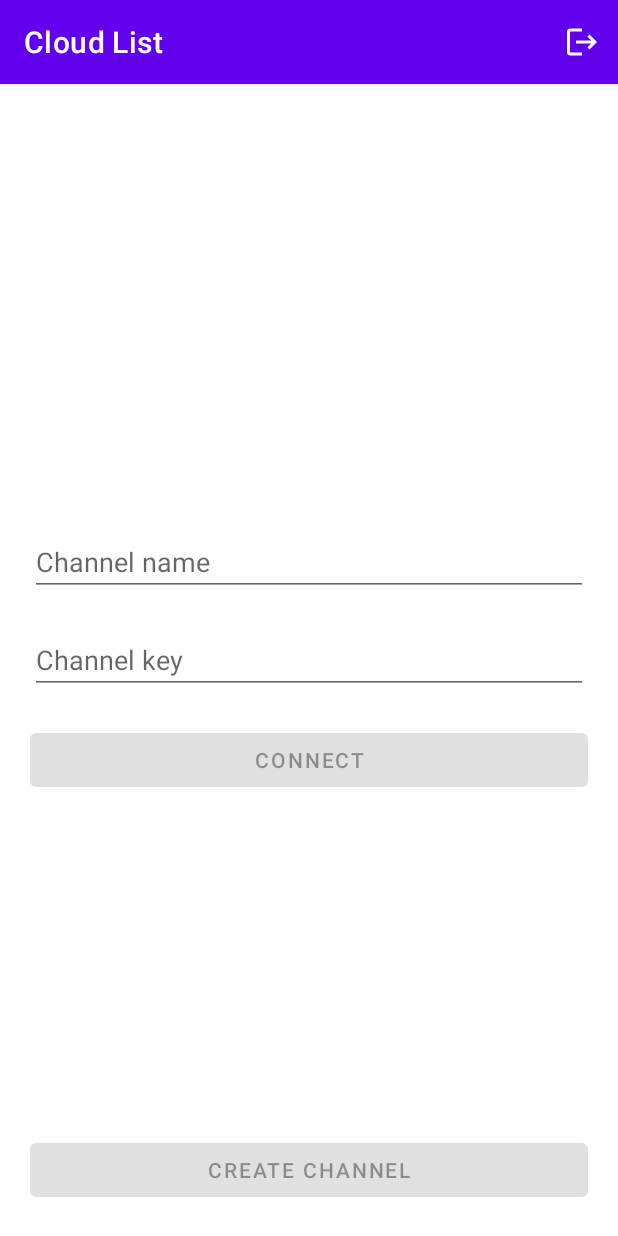
After one commit to morj12/cloud-list, an Android app: the fragment ChannelFragment placed in its activity, on a phone screen of 412 x 824 dp. The commit adds this screen. Run offline under Robolectric (Android 15) with nearby library versions, the phone set to English and light mode, and no system bars; our stand-ins replace Firebase (no records; nobody signed in at launch, a user with empty details on screens opened directly).

Commit message:
Create channel system

```diff
--- a/app/src/main/AndroidManifest.xml
+++ b/app/src/main/AndroidManifest.xml
@@ -1,6 +1,8 @@
 <?xml version="1.0" encoding="utf-8"?>
 <manifest xmlns:android="http://schemas.android.com/apk/res/android"
     xmlns:tools="http://schemas.android.com/tools">
+
+    <uses-permission android:name="android.permission.INTERNET" />
 
     <application
         android:allowBackup="true"
@@ -14,8 +16,9 @@
         tools:targetApi="31">
         <activity
             android:name=".presentation.view.list.ListActivity"
+            android:exported="false"
             android:screenOrientation="portrait"
-            android:exported="false">
+            android:windowSoftInputMode="adjustResize">
             <meta-data
                 android:name="android.app.lib_name"
                 android:value="" />
--- /dev/null
+++ b/app/src/main/java/com/morj12/cloudlist/domain/entity/Channel.kt
@@ -0,0 +1,6 @@
+package com.morj12.cloudlist.domain.entity
+
+data class Channel(
+    val name: String = "",
+    val key: Long = 0
+)
--- /dev/null
+++ b/app/src/main/java/com/morj12/cloudlist/domain/entity/Item.kt
@@ -0,0 +1,6 @@
+package com.morj12.cloudlist.domain.entity
+
+data class Item(
+    val name: String = "",
+    val price: Int = 0
+)
--- /dev/null
+++ b/app/src/main/java/com/morj12/cloudlist/presentation/view/list/ChannelFragment.kt
@@ -0,0 +1,112 @@
+package com.morj12.cloudlist.presentation.view.list
+
+import android.os.Bundle
+import androidx.fragment.app.Fragment
+import android.view.LayoutInflater
+import android.view.View
+import android.view.ViewGroup
+import android.widget.Toast
+import androidx.core.widget.doOnTextChanged
+import androidx.lifecycle.ViewModelProvider
+import com.morj12.cloudlist.R
+import com.morj12.cloudlist.databinding.FragmentChannelBinding
+import com.morj12.cloudlist.domain.entity.Channel
+
+class ChannelFragment : Fragment() {
+
+    private var _binding: FragmentChannelBinding? = null
+    private val binding: FragmentChannelBinding
+        get() = _binding ?: throw RuntimeException("FragmentChannelBinding is null")
+
+    private lateinit var viewModel: ListViewModel
+
+    private lateinit var lastChannel: Channel
+
+    override fun onCreateView(
+        inflater: LayoutInflater, container: ViewGroup?,
+        savedInstanceState: Bundle?
+    ): View {
+        _binding = FragmentChannelBinding.inflate(inflater, container, false)
+        return binding.root
+    }
+
+    override fun onViewCreated(view: View, savedInstanceState: Bundle?) {
+        super.onViewCreated(view, savedInstanceState)
+        viewModel = ViewModelProvider(requireActivity())[ListViewModel::class.java]
+        initListeners()
+        searchLastChannel()
+        observe()
+    }
+
+    private fun initListeners() = with(binding) {
+        edChannelName.doOnTextChanged { _, _, _, _ -> validateCredentials() }
+        edChannelKey.doOnTextChanged { _, _, _, _ -> validateCredentials() }
+        btChannelConnect.setOnClickListener {
+            val name = edChannelName.text.toString()
+            val key = edChannelKey.text.toString().toLong()
+            viewModel.connectToChannel(name, key)
+        }
+        btChannelCreate.setOnClickListener {
+            val name = edChannelName.text.toString()
+            val key = edChannelKey.text.toString().toLong()
+            viewModel.createNewChannel(name, key)
+        }
+        btChannelLast.setOnClickListener {
+            viewModel.setChannel(lastChannel)
+        }
+    }
+
+    private fun searchLastChannel() = viewModel.searchForLastChannel()
+
+    private fun observe() {
+        viewModel.channel.observe(viewLifecycleOwner) {
+            if (it != null) {
+                loadCartFragment()
+            } else {
+                binding.edChannelName.setText("")
+                binding.edChannelKey.setText("")
+            }
+        }
+        viewModel.error.observe(viewLifecycleOwner) {
+            Toast.makeText(activity, it, Toast.LENGTH_SHORT).show()
+        }
+        viewModel.userLastChannel.observe(viewLifecycleOwner) {
+            if (it != null) {
+                lastChannel = it
+                binding.btChannelLast.text =
+                    getString(R.string.connect_to_last_channel, lastChannel.name)
+                binding.btChannelLast.visibility = View.VISIBLE
+            } else {
+                binding.btChannelLast.visibility = View.GONE
+            }
+        }
+    }
+
+    private fun loadCartFragment() {
+        requireActivity().supportFragmentManager.beginTransaction()
+            .replace(R.id.fl_fragment, CartFragment.newInstance())
+            .addToBackStack(null)
+            .commit()
+    }
+
+    private fun validateCredentials() = with(binding) {
+        val credentialsValid = isChannelCredentialsValid()
+        btChannelConnect.isEnabled = credentialsValid
+        btChannelCreate.isEnabled = credentialsValid
+    }
+
+    private fun isChannelCredentialsValid() =
+        binding.edChannelName.text.toString().isNotBlank()
+                && binding.edChannelKey.text.toString().isNotBlank()
+
+    override fun onDestroy() {
+        super.onDestroy()
+        _binding = null
+    }
+
+    companion object {
+
+        @JvmStatic
+        fun newInstance() = ChannelFragment()
+    }
+}
--- a/app/src/main/java/com/morj12/cloudlist/presentation/view/list/ListViewModel.kt
+++ b/app/src/main/java/com/morj12/cloudlist/presentation/view/list/ListViewModel.kt
@@ -5,14 +5,34 @@ import androidx.lifecycle.AndroidViewModel
 import androidx.lifecycle.LiveData
 import androidx.lifecycle.MutableLiveData
 import com.google.firebase.auth.FirebaseAuth
+import com.google.firebase.firestore.FirebaseFirestore
+import com.morj12.cloudlist.domain.entity.Cart
+import com.morj12.cloudlist.domain.entity.Channel
 
 class ListViewModel(application: Application) : AndroidViewModel(application) {
 
     private var mAuth = FirebaseAuth.getInstance()
+    private var db = FirebaseFirestore.getInstance()
 
     private val _userEmail = MutableLiveData("")
     val userEmail: LiveData<String>
         get() = _userEmail
+
+    private val _channel = MutableLiveData<Channel?>()
+    val channel: LiveData<Channel?>
+        get() = _channel
+
+    private val _carts = MutableLiveData<List<Cart>>()
+    val carts: LiveData<List<Cart>>
+        get() = _carts
+
+    private val _error = MutableLiveData<String>()
+    val error: LiveData<String>
+        get() = _error
+
+    private val _userLastChannel = MutableLiveData<Channel?>()
+    val userLastChannel: LiveData<Channel?>
+        get() = _userLastChannel
 
     fun setUserEmail(email: String) {
         _userEmail.value = email
@@ -23,4 +43,84 @@ class ListViewModel(application: Application) : AndroidViewModel(application) {
         mAuth.signOut()
     }
 
+    fun setChannel(channel: Channel?) {
+        _channel.value = channel
+    }
+
+    private fun setCarts(carts: List<Cart>) {
+        _carts.value = carts
+    }
+
+    fun loadCartsFromDb() {
+        db.collection("channels")
+            .document(channel.value!!.name)
+            .collection("carts")
+            .get()
+            .addOnSuccessListener {
+                setCarts(it.map { doc -> doc.toObject(Cart::class.java) })
+            }
+    }
+
+    fun connectToChannel(name: String, key: Long) {
+        db.collection("channels")
+            .whereEqualTo("name", name)
+            .whereEqualTo("key", key)
+            .get()
+            .addOnSuccessListener {
+                val channel = it.firstOrNull()?.toObject(Channel::class.java)
+                if (channel == null) {
+                    _error.value = "Channel not found"
+                } else {
+                    setChannel(channel)
+                    saveLastChannel(channel)
+                }
+            }
+    }
+
+    private fun saveLastChannel(channel: Channel) {
+        db.collection("users")
+            .document(userEmail.value!!)
+            .set(
+                mapOf(
+                    "channelKey" to channel.key,
+                    "channelName" to channel.name,
+                    "email" to userEmail.value!!
+                )
+            )
+    }
+
+    fun createNewChannel(name: String, key: Long) {
+        db.collection("channels")
+            .whereEqualTo("name", name)
+            .get()
+            .addOnSuccessListener {
+                if (it.firstOrNull() == null) {
+                    val newChannel = Channel(name, key)
+                    db.collection("channels")
+                        .document(name)
+                        .set(newChannel)
+                        .addOnSuccessListener {
+                            setChannel(newChannel)
+                        }
+                }
+            }
+    }
+
+    fun searchForLastChannel() {
+        db.collection("users")
+            .whereEqualTo("email", userEmail.value)
+            .get()
+            .addOnSuccessListener {
+                var channel: Channel? = null
+                val channelData = it.firstOrNull()
+                if (channelData != null) {
+                    channel = Channel(
+                        name = channelData["channelName"] as String,
+                        key = channelData["channelKey"] as Long
+                    )
+                }
+                _userLastChannel.value = channel
+            }
+    }
+
 }
--- /dev/null
+++ b/app/src/main/res/drawable/ic_add.xml
@@ -0,0 +1,5 @@
+<vector android:height="24dp" android:tint="#FFFFFF"
+    android:viewportHeight="24" android:viewportWidth="24"
+    android:width="24dp" xmlns:android="http://schemas.android.com/apk/res/android">
+    <path android:fillColor="@android:color/white" android:pathData="M4,6L2,6v14c0,1.1 0.9,2 2,2h14v-2L4,20L4,6zM20,2L8,2c-1.1,0 -2,0.9 -2,2v12c0,1.1 0.9,2 2,2h12c1.1,0 2,-0.9 2,-2L22,4c0,-1.1 -0.9,-2 -2,-2zM19,11h-4v4h-2v-4L9,11L9,9h4L13,5h2v4h4v2z"/>
+</vector>
--- /dev/null
+++ b/app/src/main/res/drawable/ic_signout.xml
@@ -0,0 +1,5 @@
+<vector android:autoMirrored="true" android:height="24dp"
+    android:tint="#FFFFFF" android:viewportHeight="24"
+    android:viewportWidth="24" android:width="24dp" xmlns:android="http://schemas.android.com/apk/res/android">
+    <path android:fillColor="@android:color/white" android:pathData="M17,7l-1.41,1.41L18.17,11H8v2h10.17l-2.58,2.58L17,17l5,-5zM4,5h8V3H4c-1.1,0 -2,0.9 -2,2v14c0,1.1 0.9,2 2,2h8v-2H4V5z"/>
+</vector>
--- a/app/src/main/res/layout/activity_list.xml
+++ b/app/src/main/res/layout/activity_list.xml
@@ -6,23 +6,25 @@
     android:layout_height="match_parent"
     tools:context=".presentation.view.list.ListActivity">
 
-    <TextView
-        android:id="@+id/greeting"
-        android:layout_width="wrap_content"
+    <Button
+        android:id="@+id/bt_list_sign_out"
+        android:layout_width="0dp"
         android:layout_height="wrap_content"
-        android:text="ListActivity"
+        android:layout_margin="20dp"
+        android:visibility="gone"
+        android:text="@string/sign_out"
+        app:layout_constraintBottom_toBottomOf="parent"
+        app:layout_constraintEnd_toEndOf="parent"
+        app:layout_constraintStart_toStartOf="parent" />
+
+    <FrameLayout
+        android:id="@+id/fl_fragment"
+        android:layout_width="0dp"
+        android:layout_height="0dp"
         app:layout_constraintBottom_toBottomOf="parent"
         app:layout_constraintEnd_toEndOf="parent"
         app:layout_constraintStart_toStartOf="parent"
-        app:layout_constraintTop_toTopOf="parent" />
+        app:layout_constraintTop_toTopOf="parent">
 
-    <Button
-        android:id="@+id/bt_list_sign_out"
-        android:layout_width="wrap_content"
-        android:layout_height="wrap_content"
-        android:layout_marginTop="33dp"
-        android:text="@string/sign_out"
-        app:layout_constraintEnd_toEndOf="parent"
-        app:layout_constraintStart_toStartOf="parent"
-        app:layout_constraintTop_toBottomOf="@+id/greeting" />
+    </FrameLayout>
 </androidx.constraintlayout.widget.ConstraintLayout>
--- /dev/null
+++ b/app/src/main/res/layout/fragment_channel.xml
@@ -0,0 +1,75 @@
+<?xml version="1.0" encoding="utf-8"?>
+<FrameLayout xmlns:android="http://schemas.android.com/apk/res/android"
+    xmlns:app="http://schemas.android.com/apk/res-auto"
+    xmlns:tools="http://schemas.android.com/tools"
+    android:layout_width="match_parent"
+    android:layout_height="match_parent"
+    tools:context=".presentation.view.list.ChannelFragment">
+
+    <androidx.constraintlayout.widget.ConstraintLayout
+        android:layout_width="match_parent"
+        android:layout_height="match_parent">
+
+        <Button
+            android:id="@+id/bt_channel_last"
+            android:layout_width="0dp"
+            android:layout_height="wrap_content"
+            app:layout_constraintStart_toStartOf="parent"
+            app:layout_constraintEnd_toEndOf="parent"
+            app:layout_constraintTop_toTopOf="parent"
+            android:layout_margin="20dp"
+            android:visibility="gone"
+            tools:text="Connect to last channel"
+            tools:visibility="visible"
+            />
+
+        <EditText
+            android:id="@+id/ed_channel_name"
+            android:layout_width="0dp"
+            android:layout_height="wrap_content"
+            android:layout_margin="20dp"
+            android:ems="10"
+            android:hint="@string/channel_name"
+            android:inputType="textPersonName"
+            app:layout_constraintBottom_toTopOf="@+id/ed_channel_key"
+            app:layout_constraintEnd_toEndOf="parent"
+            app:layout_constraintStart_toStartOf="parent" />
+
+        <EditText
+            android:id="@+id/ed_channel_key"
+            android:layout_width="0dp"
+            android:layout_height="wrap_content"
+            android:layout_margin="20dp"
+            android:ems="10"
+            android:hint="@string/channel_key"
+            android:inputType="numberPassword"
+            app:layout_constraintBottom_toBottomOf="parent"
+            app:layout_constraintEnd_toEndOf="parent"
+            app:layout_constraintStart_toStartOf="parent"
+            app:layout_constraintTop_toTopOf="parent" />
+
+        <Button
+            android:id="@+id/bt_channel_connect"
+            android:layout_width="0dp"
+            android:layout_height="wrap_content"
+            android:layout_margin="20dp"
+            android:enabled="false"
+            android:text="@string/channel_connect"
+            app:layout_constraintEnd_toEndOf="parent"
+            app:layout_constraintStart_toStartOf="parent"
+            app:layout_constraintTop_toBottomOf="@+id/ed_channel_key" />
+
+        <Button
+            android:id="@+id/bt_channel_create"
+            android:layout_width="0dp"
+            android:layout_height="wrap_content"
+            android:layout_margin="20dp"
+            android:enabled="false"
+            android:text="@string/channel_create"
+            app:layout_constraintBottom_toBottomOf="parent"
+            app:layout_constraintEnd_toEndOf="parent"
+            app:layout_constraintStart_toStartOf="parent" />
+
+    </androidx.constraintlayout.widget.ConstraintLayout>
+
+</FrameLayout>
--- /dev/null
+++ b/app/src/main/res/menu/action_bar_menu.xml
@@ -0,0 +1,11 @@
+<?xml version="1.0" encoding="utf-8"?>
+<menu xmlns:android="http://schemas.android.com/apk/res/android"
+    xmlns:app="http://schemas.android.com/apk/res-auto">
+
+    <item
+        android:id="@+id/menu_item_signout"
+        android:icon="@drawable/ic_signout"
+        app:showAsAction="ifRoom"
+        android:title="@string/sign_out" />
+
+</menu>
--- a/app/src/main/res/values/colors.xml
+++ b/app/src/main/res/values/colors.xml
@@ -7,4 +7,5 @@
     <color name="teal_700">#FF018786</color>
     <color name="black">#FF000000</color>
     <color name="white">#FFFFFFFF</color>
+    <color name="grey">#BEBEBE</color>
 </resources>
--- a/app/src/main/res/values/strings.xml
+++ b/app/src/main/res/values/strings.xml
@@ -8,4 +8,11 @@
     <string name="password">Password</string>
     <string name="create_account">Create account</string>
     <string name="forgot_password">Forgot password</string>
+    <string name="channel_name">Channel name</string>
+    <string name="channel_key">Channel key</string>
+    <string name="channel_connect">Connect</string>
+    <string name="channel_create">Create channel</string>
+    <string name="navigation_drawer_close">Close</string>
+    <string name="connect_to_last_channel">Connect: %1$s</string>
+    <string name="channel_disconnect">Disconnect</string>
 </resources>
--- a/app/src/main/res/xml/data_extraction_rules.xml
+++ b/app/src/main/res/xml/data_extraction_rules.xml
@@ -5,7 +5,7 @@
 -->
 <data-extraction-rules>
     <cloud-backup>
-        <!-- TODO: Use <include> and <exclude> to control what is backed up.
+        <!--
         <include .../>
         <exclude .../>
         -->
```
Also changed, not shown: app/src/main/java/com/morj12/cloudlist/domain/entity/Cart.kt (added, +7 -0 lines), app/src/main/java/com/morj12/cloudlist/presentation/view/adapter/CartAdapter.kt (added, +37 -0 lines), app/src/main/java/com/morj12/cloudlist/presentation/view/list/CartFragment.kt (added, +74 -0 lines), app/src/main/java/com/morj12/cloudlist/presentation/view/list/ListActivity.kt (+54 -9 lines), app/src/main/java/com/morj12/cloudlist/presentation/view/main/MainActivity.kt (+6 -10 lines), app/src/main/res/layout/cart_item.xml (added, +43 -0 lines), app/src/main/res/layout/fragment_cart.xml (added, +50 -0 lines).
